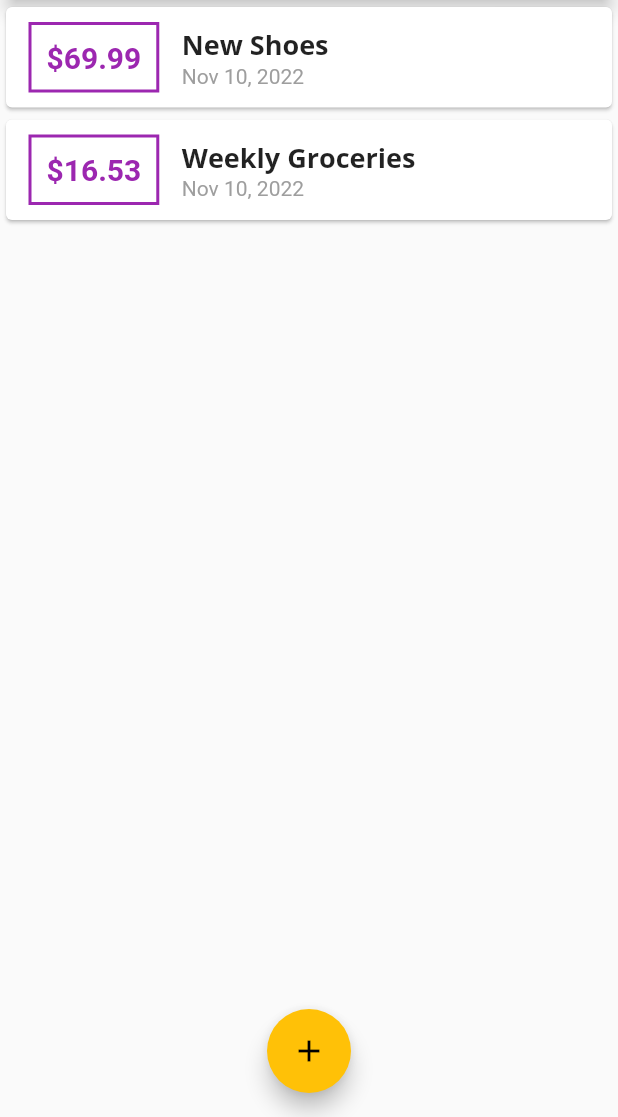
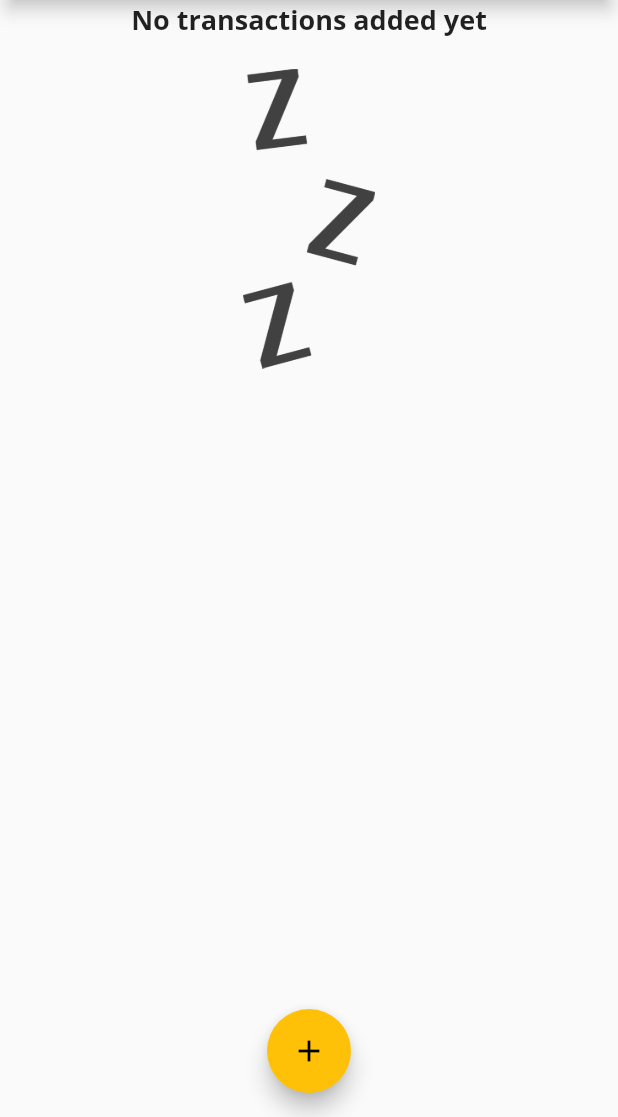
Before and after one commit to nghialmgcd201527/money-expense-udemy, a Flutter app: the screen it shows after launch, on a phone screen of 412 x 824 dp, the part 119-1236 px from its top. Run offline on Flutter 3.47's test engine with Material 2 defaults, Android fonts, the phone set to English and light mode, and no system bars.

Commit message:
lecture 99

```diff
--- a/lib/main.dart
+++ b/lib/main.dart
@@ -44,18 +44,18 @@
 
 class _MyHomePageState extends State<MyHomePage> {
   final List<Transaction> _userTransactions = [
-    Transaction(
-      id: 't1',
-      title: 'New Shoes',
-      amount: 69.99,
-      date: DateTime.now(),
-    ),
-    Transaction(
-      id: 't2',
-      title: 'Weekly Groceries',
-      amount: 16.53,
-      date: DateTime.now(),
-    ),
+    // Transaction(
+    //   id: 't1',
+    //   title: 'New Shoes',
+    //   amount: 69.99,
+    //   date: DateTime.now(),
+    // ),
+    // Transaction(
+    //   id: 't2',
+    //   title: 'Weekly Groceries',
+    //   amount: 16.53,
+    //   date: DateTime.now(),
+    // ),
   ];
 
   void _addNewTransaction(String txTitle, double txAmount) {
--- a/lib/widgets/transaction_list.dart
+++ b/lib/widgets/transaction_list.dart
@@ -12,7 +12,26 @@
   Widget build(BuildContext context) {
     return Container(
       height: 300,
-      child: ListView.builder(
+      child: transactions.isEmpty
+          ? Column(
+              children: <Widget>[
+                Text(
+                  'No transactions added yet',
+                  style: Theme.of(context).textTheme.headline6,
+                ),
+                SizedBox(
+                  height: 20,
+                ),
+                Container(
+                  height: 200,
+                  child: Image.asset(
+                    'assets/images/waiting.png',
+                    fit: BoxFit.cover,
+                  ),
+                ),
+              ],
+            )
+          : ListView.builder(
               itemBuilder: (ctx, index) {
                 return Card(
                   child: Row(children: <Widget>[
--- a/pubspec.yaml
+++ b/pubspec.yaml
@@ -59,8 +59,8 @@
   uses-material-design: true
 
   # To add assets to your application, add an assets section, like this:
-  # assets:
-  #   - images/a_dot_burr.jpeg
+  assets:
+    - assets/images/waiting.png
   #   - images/a_dot_ham.jpeg
 
   # An image asset can refer to one or more resolution-specific "variants", see
```
Also changed, not shown: assets/images/waiting.png (added). Lines whose indentation alone changed are shown as unchanged.
